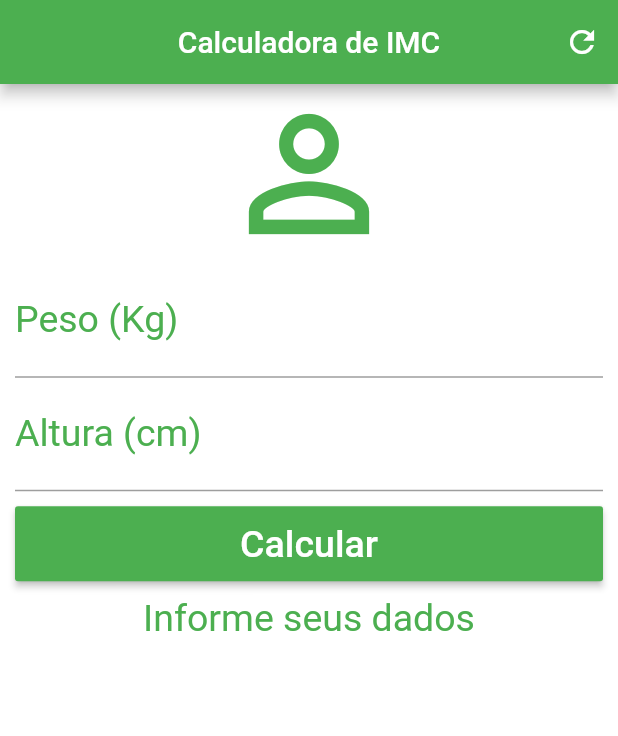
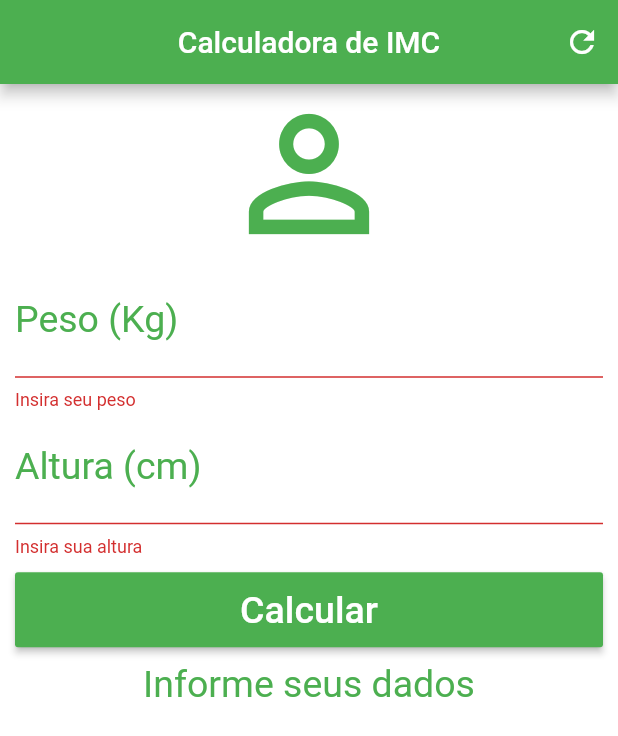
Before and after one commit to YtalloLima/flutterIMC, a Flutter app: the screen it shows after launch, after a tap on "Calcular", on a phone screen of 412 x 824 dp. Shown: the top 736 px of the screen. Run offline on Flutter 3.47's test engine with Material 2 defaults, Android fonts, the phone set to English and light mode, and no system bars.

Commit message:
Finalizando o projeto

```diff
--- a/app_imc/lib/main.dart
+++ b/app_imc/lib/main.dart
@@ -16,50 +16,30 @@ class _HomeState extends State<Home> {
   TextEditingController weightController = TextEditingController();
   TextEditingController heightController = TextEditingController();
   String _infoText = "Informe seus dados";
+  GlobalKey<FormState> _formKey = GlobalKey<FormState>();
 
   void _resetFields() {
     weightController.text = "";
     heightController.text = "";
     setState(() {
       _infoText = "";
+      _formKey = GlobalKey<FormState>();
     });
   }
 
   void _calculate() {
-    bool h = true, w = true;
     double weight = 0;
     double height = 0;
     double imc = 0;
     setState(() {
-      if (heightController.text.trim().isEmpty &&
-          weightController.text.trim().isEmpty) {
-        print("a");
-        h = true;
-        w = true;
-        _infoText = "Necessário informar peso e altura";
-      } else {
-        print("b");
-        if (weightController.text.trim().isEmpty) {
-          w = false;
-          print("c");
-          _infoText = "Necessário informar peso!";
-        }
-        if (heightController.text.trim().isEmpty) {
-          print("d");
-          h = false;
-          _infoText = "Necessário informar altura!";
-        }
-      }
-
-      if (h && w) {
-        print("e");
       weight = double.parse(weightController.text);
       height = double.parse(heightController.text) / 100;
       imc = weight / (height * height);
       print(imc);
-      }
       if (imc < 18.6) {
         _infoText = "Abaixo do Peso (${imc.toStringAsPrecision(3)})";
+      } else {
+        _infoText = "Chupa Cleverton)";
       }
     });
   }
@@ -84,6 +64,8 @@ class _HomeState extends State<Home> {
         body: SingleChildScrollView(
           //colocar tecla de rolagem
           padding: EdgeInsets.fromLTRB(10.0, 0.0, 10.0, 0.0),
+          child: Form(
+            key: _formKey,
             child: Column(
               crossAxisAlignment:
                   CrossAxisAlignment.stretch, //alinha ao centro e estendendo
@@ -93,7 +75,7 @@ class _HomeState extends State<Home> {
                   size: 120.0,
                   color: Colors.green,
                 ),
-              TextField(
+                TextFormField(
                   keyboardType: TextInputType.number,
                   decoration: InputDecoration(
                       labelText: "Peso (Kg)",
@@ -101,8 +83,12 @@ class _HomeState extends State<Home> {
                   textAlign: TextAlign.center,
                   style: TextStyle(color: Colors.green, fontSize: 25.0),
                   controller: weightController,
+                  validator: (value) {
+                    if (value.isEmpty) return "Insira seu peso";
+                    return null;
+                  },
                 ),
-              TextField(
+                TextFormField(
                   keyboardType: TextInputType.number,
                   decoration: InputDecoration(
                       labelText: "Altura (cm)",
@@ -110,6 +96,12 @@ class _HomeState extends State<Home> {
                   textAlign: TextAlign.center,
                   style: TextStyle(color: Colors.green, fontSize: 25.0),
                   controller: heightController,
+                  validator: (value) {
+                    if (value.isEmpty) {
+                      return "Insira sua altura";
+                    }
+                    return null;
+                  },
                 ),
                 Padding(
                   padding: EdgeInsets.only(top: 10.0, bottom: 10.0),
@@ -117,7 +109,7 @@ class _HomeState extends State<Home> {
                     height: 50.0,
                     child: RaisedButton(
                       onPressed: () {
-                      _calculate();
+                        if (_formKey.currentState.validate()) _calculate();
                       },
                       child: Text(
                         "Calcular",
@@ -134,6 +126,7 @@ class _HomeState extends State<Home> {
                 )
               ],
             ),
+          ),
         ));
   }
 }
```
Lines whose indentation alone changed are shown as unchanged.
